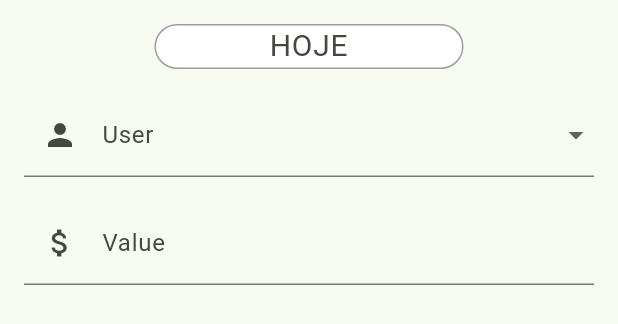
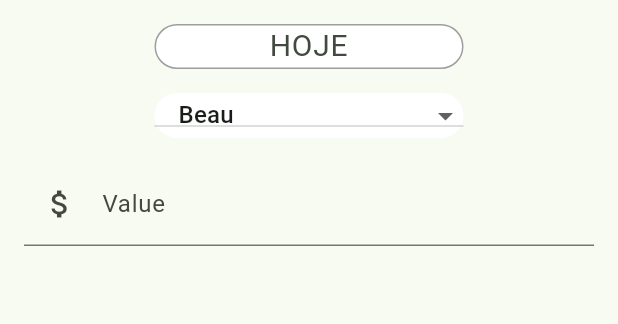
Before and after one commit to wurayan/budget-tracker, a Flutter app: the NewExpenseForm widget shown alone on an empty page, opened directly, on a phone screen of 412 x 824 dp. Shown: the top 324 px of the screen. Run offline on Flutter 3.47's test engine with Material 3 defaults, Android fonts, the phone set to English and light mode, and no system bars; drawn by our look-alikes of dropdown_button2; our stand-ins replace brasil_fields, flutter_dotenv; missing offline and left inert: mysql_client.

Commit message:
Creating form widgets

```diff
--- a/lib/view/new_expense_form.dart
+++ b/lib/view/new_expense_form.dart
@@ -1,5 +1,8 @@
 import 'package:brasil_fields/brasil_fields.dart';
 import 'package:budget_tracker/model/expense_model.dart';
+import 'package:budget_tracker/view/widgets/date_selector.dart';
+import 'package:budget_tracker/view/widgets/user_selector.dart';
+import 'package:dropdown_button2/dropdown_button2.dart';
 import 'package:flutter/material.dart';
 import 'package:flutter/services.dart';
 
@@ -13,7 +16,8 @@ class NewExpenseForm extends StatefulWidget {
 class _NewExpenseFormState extends State<NewExpenseForm> {
   final TextEditingController _dateController = TextEditingController();
   final TextEditingController _valueController = TextEditingController();
-  final Responsible? _selectedUser = null;
+  // Responsible? _selectedUser = Responsible.beau;
+  final TextEditingController _responsibleController = TextEditingController();
   final GlobalKey<FormState> _formKey = GlobalKey<FormState>();
 
   //TODO começar com foco no valor
@@ -29,74 +33,11 @@ class _NewExpenseFormState extends State<NewExpenseForm> {
         child: Column(
           mainAxisSize: MainAxisSize.min,
           children: [
-            Container(
-              decoration: BoxDecoration(
-                border: Border.all(color: Colors.grey),
-                borderRadius: BorderRadius.circular(50),
-                color: Colors.white,
-              ),
-              alignment: Alignment.center,
-              height: 30,
-              width: MediaQuery.of(context).size.width * 0.5,
-              child: TextFormField(
-                decoration: const InputDecoration(
-                  hintText: 'HOJE',
-                  isDense: true,
-                  border: InputBorder.none,
-                  enabledBorder: InputBorder.none,
-                  focusedBorder: InputBorder.none,
-                  contentPadding: EdgeInsets.only(bottom: 2.0),
-                ),
-                controller: _dateController,
-                style: const TextStyle(fontSize: 20),
-                textAlign: TextAlign.center,
-                textAlignVertical: TextAlignVertical.center,
-                readOnly: true,
-                onTap: () async {
-                  DateTime? picked = await showDatePicker(
-                    context: context,
-                    initialDate: DateTime.now(),
-                    firstDate: DateTime(2000),
-                    lastDate: DateTime(2100),
-                  );
-                  if (picked != null) {
-                    _dateController.text = UtilData.obterDataDDMMAAAA(picked);
-                  }
-                },
-                onChanged: (value) => _dateController.text = value,
-                onTapOutside: (event) => FocusScope.of(context).unfocus(),
-                onEditingComplete: () => FocusScope.of(context).unfocus(),
-                onFieldSubmitted: (value) => FocusScope.of(context).unfocus(),
-                validator: (value) {
-                  if (value == null || value.isEmpty) {
-                    _dateController.text = DateTime.now()
-                        .toString()
-                        .replaceAll("00:00:00.000", "");
-                  }
-                  return null;
-                },
-                inputFormatters: [DataInputFormatter()],
-              ),
-            ),
+            DateSelector(dateController: _dateController),
             const SizedBox(height: 16),
-            // 2. User dropdown
-            DropdownButtonFormField<Responsible>(
-              decoration: const InputDecoration(
-                labelText: 'User',
-                prefixIcon: Icon(Icons.person),
-              ),
-              items: Responsible.values
-                  .map((user) => DropdownMenuItem(
-                        value: user,
-                        child: Text(user.name),
-                      ))
-                  .toList(),
-              onChanged: (value) {
-                // Handle user selection (needs stateful widget for real use)
-              },
-            ),
+            //TODO PODEMOS MUDAR PARA DOIS BOTÕES PARA CADA USUÁRIO
+            UserSelector(responsible: _responsibleController),
             const SizedBox(height: 16),
-            // 3. Value field
             TextFormField(
               decoration: const InputDecoration(
                 labelText: 'Value',
--- /dev/null
+++ b/lib/view/widgets/date_selector.dart
@@ -0,0 +1,68 @@
+import 'package:brasil_fields/brasil_fields.dart';
+import 'package:flutter/material.dart';
+
+class DateSelector extends StatefulWidget {
+  final TextEditingController dateController;
+
+  const DateSelector({
+    super.key,
+    required this.dateController,
+  });
+
+  @override
+  State<DateSelector> createState() => _DateSelectorState();
+}
+
+class _DateSelectorState extends State<DateSelector> {
+  @override
+  Widget build(BuildContext context) {
+    return Container(
+      decoration: BoxDecoration(
+        border: Border.all(color: Colors.grey),
+        borderRadius: BorderRadius.circular(50),
+        color: Colors.white,
+      ),
+      alignment: Alignment.center,
+      height: 30,
+      width: MediaQuery.of(context).size.width * 0.5,
+      child: TextFormField(
+        decoration: const InputDecoration(
+          hintText: 'HOJE',
+          isDense: true,
+          border: InputBorder.none,
+          enabledBorder: InputBorder.none,
+          focusedBorder: InputBorder.none,
+          contentPadding: EdgeInsets.only(bottom: 2.0),
+        ),
+        controller: widget.dateController,
+        style: const TextStyle(fontSize: 20),
+        textAlign: TextAlign.center,
+        textAlignVertical: TextAlignVertical.center,
+        readOnly: true,
+        onTap: () async {
+          DateTime? picked = await showDatePicker(
+            context: context,
+            initialDate: DateTime.now(),
+            firstDate: DateTime(2000),
+            lastDate: DateTime(2100),
+          );
+          if (picked != null) {
+            widget.dateController.text = UtilData.obterDataDDMMAAAA(picked);
+          }
+        },
+        onChanged: (value) => widget.dateController.text = value,
+        onTapOutside: (event) => FocusScope.of(context).unfocus(),
+        onEditingComplete: () => FocusScope.of(context).unfocus(),
+        onFieldSubmitted: (value) => FocusScope.of(context).unfocus(),
+        validator: (value) {
+          if (value == null || value.isEmpty) {
+            widget.dateController.text =
+                DateTime.now().toString().replaceAll("00:00:00.000", "");
+          }
+          return null;
+        },
+        inputFormatters: [DataInputFormatter()],
+      ),
+    );
+  }
+}
--- /dev/null
+++ b/lib/view/widgets/user_selector.dart
@@ -0,0 +1,52 @@
+import 'package:budget_tracker/model/expense_model.dart';
+import 'package:dropdown_button2/dropdown_button2.dart';
+import 'package:flutter/material.dart';
+
+class UserSelector extends StatefulWidget {
+  final TextEditingController responsible;
+  const UserSelector({super.key, required this.responsible});
+
+  @override
+  State<UserSelector> createState() => _UserSelectorState();
+}
+
+class _UserSelectorState extends State<UserSelector> {
+  Responsible _responsible = Responsible.beau;
+
+  @override
+  Widget build(BuildContext context) {
+    return Container(
+      height: 30,
+      width: MediaQuery.of(context).size.width * 0.5,
+      decoration: BoxDecoration(
+        color: Colors.white,
+        borderRadius: BorderRadius.circular(50),
+      ),
+      child: DropdownButton2(
+        items: Responsible.values
+            .map(
+              (user) => DropdownMenuItem(
+                value: user,
+                child: Text(user.name),
+              ),
+            )
+            .toList(),
+        isExpanded: true,
+        value: _responsible,
+        onChanged: (value) {
+          if (value != null) {
+            setState(() {
+              widget.responsible.text = value.name;
+              _responsible = value;
+            });
+          }
+        },
+        dropdownStyleData: DropdownStyleData(
+          decoration: BoxDecoration(
+            borderRadius: BorderRadius.circular(15),
+          ),
+        ),
+      ),
+    );
+  }
+}
--- a/pubspec.yaml
+++ b/pubspec.yaml
@@ -15,6 +15,7 @@ dependencies:
   flutter_dotenv: ^5.2.1
   fl_chart: ^0.71.0
   brasil_fields: ^1.15.0
+  dropdown_button2: ^2.3.9
 
 dev_dependencies:
   flutter_test:
```
Also changed, not shown: pubspec.lock.
